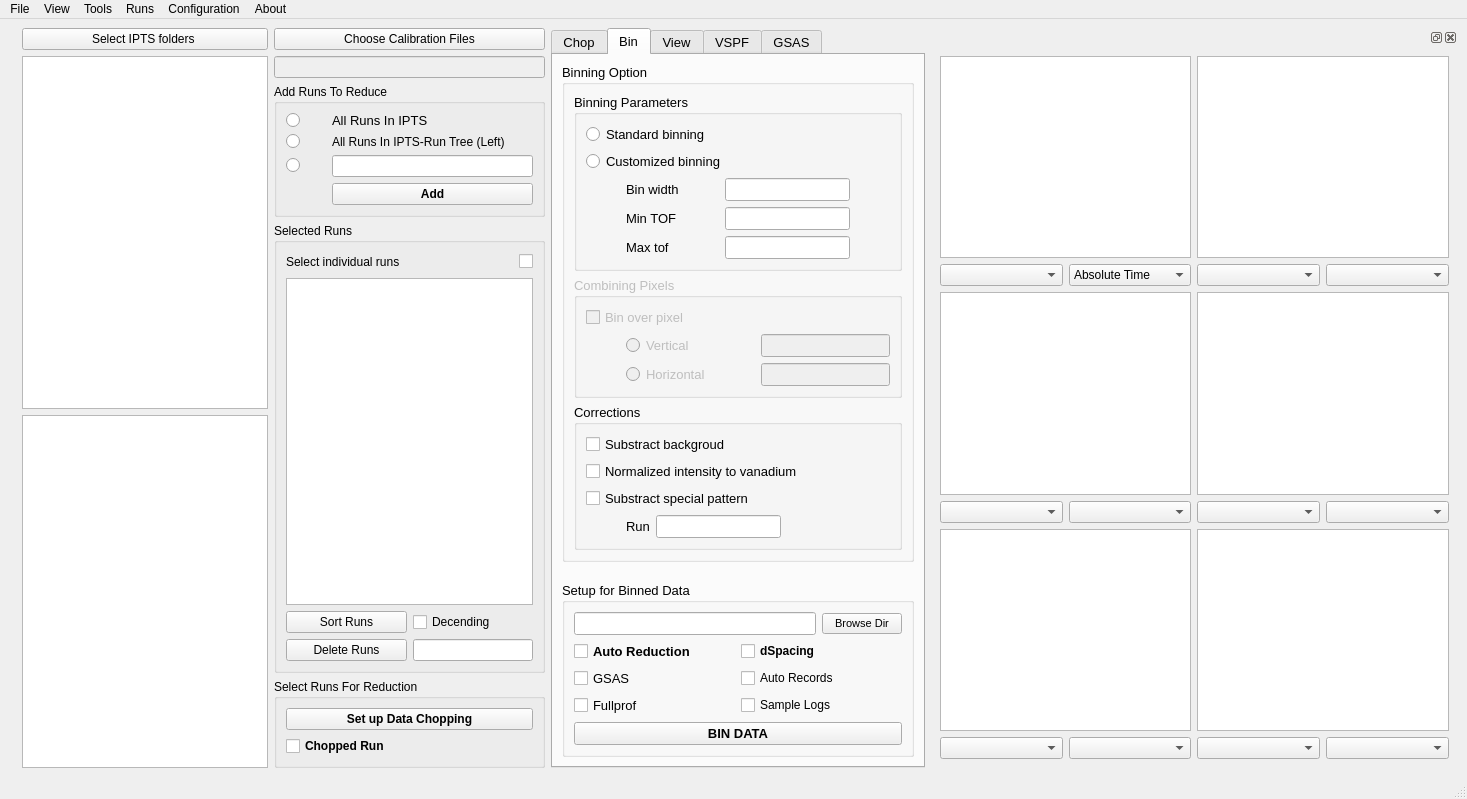
This is pyvdrive/interface/gui/ui_VdrivePlot.ui in neutrons/PyVDrive as Qt 5 draws it before an edit. The edited form follows.
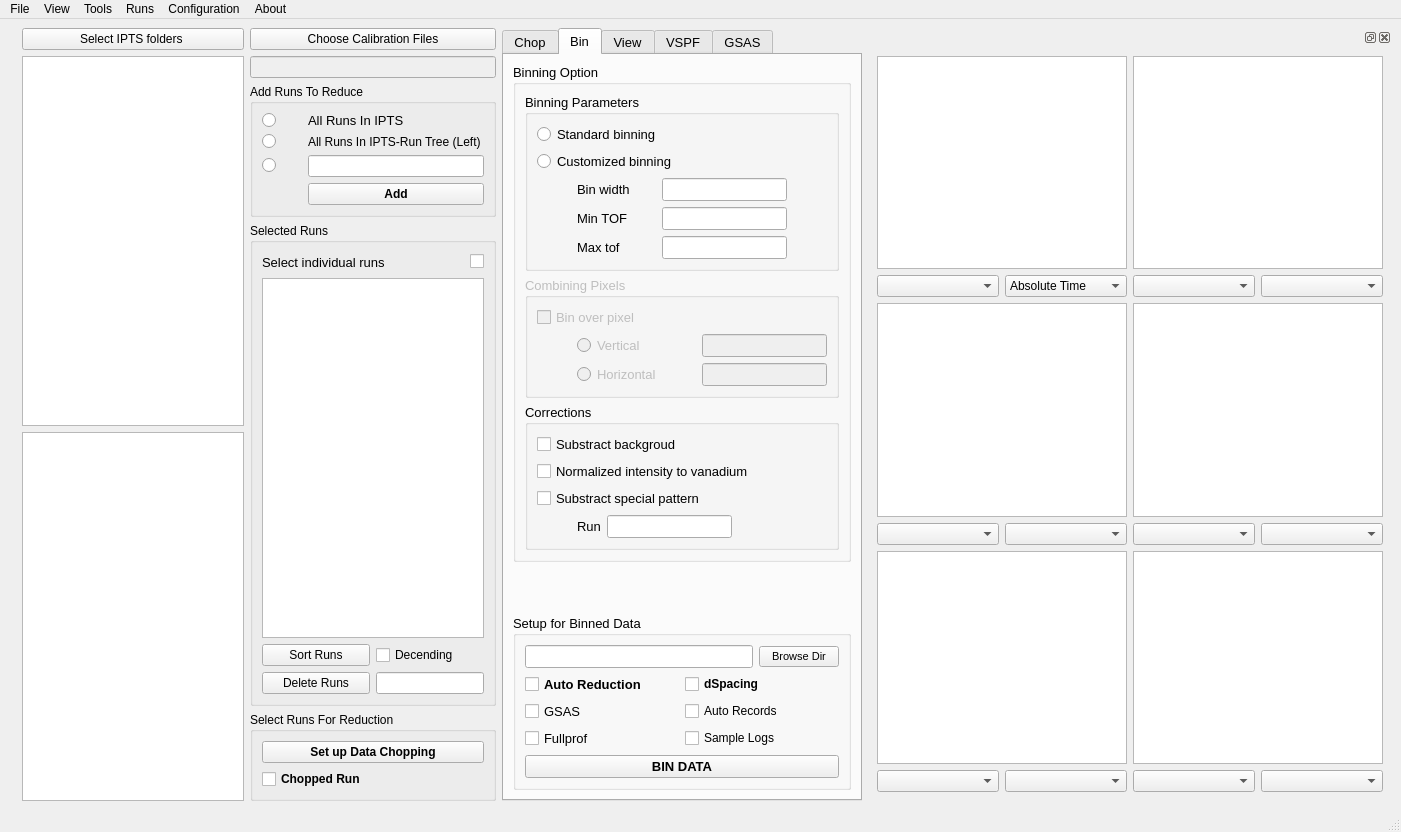
This is the edited form. Custom widgets are drawn as their Qt base class.

Commit message: Refs #95. Checkpointing refactor of add ipts-run window.

The edit to the form file:
```diff
--- a/pyvdrive/interface/gui/ui_VdrivePlot.ui
+++ b/pyvdrive/interface/gui/ui_VdrivePlot.ui
@@ -6,8 +6,8 @@
    <rect>
     <x>0</x>
     <y>0</y>
-    <width>1467</width>
-    <height>799</height>
+    <width>1401</width>
+    <height>832</height>
    </rect>
   </property>
   <property name="windowTitle">
@@ -206,6 +206,11 @@
           <layout class="QHBoxLayout" name="horizontalLayout_4">
            <item>
             <widget class="QLabel" name="label_5">
+             <property name="font">
+              <font>
+               <pointsize>10</pointsize>
+              </font>
+             </property>
              <property name="toolTip">
               <string>&lt;html&gt;&lt;head/&gt;&lt;body&gt;&lt;p&gt;Type in or add from left folder tree&lt;/p&gt;&lt;/body&gt;&lt;/html&gt;</string>
              </property>
@@ -2046,7 +2051,7 @@
     <rect>
      <x>0</x>
      <y>0</y>
-     <width>1467</width>
+     <width>1401</width>
      <height>25</height>
     </rect>
    </property>
```
Left out of the diff: 53 changed lines with no effect on the pictures. The commit also changes 3 other files.
